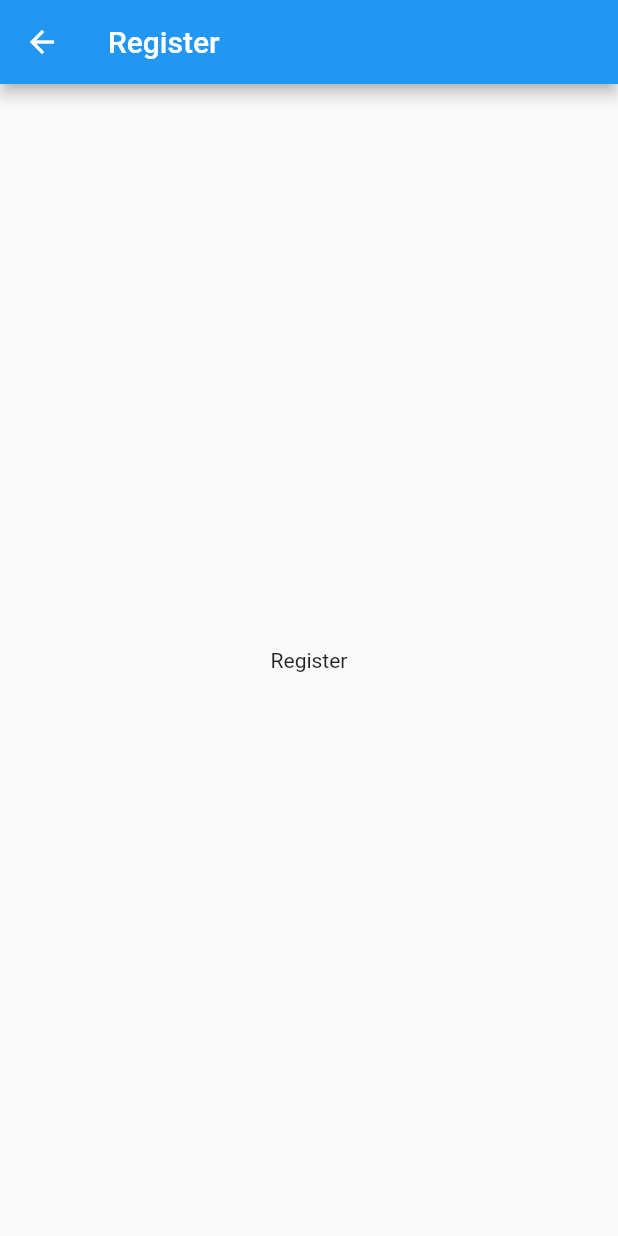
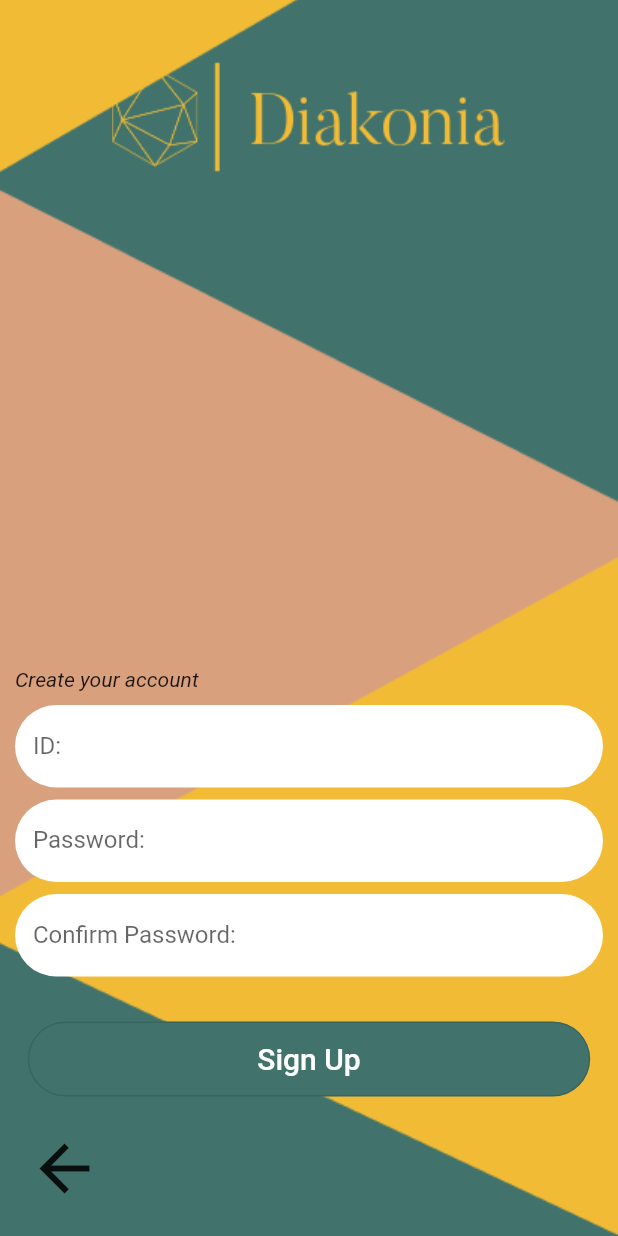
Before and after one commit to Brayan5892/FlutterApp_Diakonia, a Flutter app: the screen it shows after launch, after a tap on "Create account", on a phone screen of 412 x 824 dp. Run offline on Flutter 3.47's test engine with Material 2 defaults, Android fonts, the phone set to English and light mode, and no system bars.

Commit message:
Register

```diff
--- a/lib/pages/register.dart
+++ b/lib/pages/register.dart
@@ -1,14 +1,150 @@
 import 'package:flutter/material.dart';
 
 
-class Register extends StatelessWidget {
+class Register extends StatefulWidget {
+  @override
+  _RegisterState createState() => _RegisterState();
+}
+
+class _RegisterState extends State<Register> {
+
+  String id;
+  String password;
+  String confirmPassword;
   @override
   Widget build(BuildContext context) {
-    return Scaffold(
-      appBar: AppBar(
-        title: Text("Register")
+   return MaterialApp(
+      title: 'Material App',
+      home: Scaffold(
+
+        body: Container(
+          decoration: BoxDecoration(
+          image: DecorationImage(
+            image: AssetImage("assets/images/fondoRegister.png"),
+            fit: BoxFit.cover,
+          ),
+        ),
+          child: Padding(
+            padding: const EdgeInsets.all(10.0),
+            child: Form(
+             child: Column(
+               mainAxisAlignment: MainAxisAlignment.start,
+
+               children: <Widget>[
+                 Container(
+                   margin: EdgeInsets.only(top:30),
+                  child: Image.asset("assets/images/logoAmarillo.png"),
+                  ),
+               Spacer(),
+                 Row(
+                   mainAxisAlignment: MainAxisAlignment.start,
+                   children: [
+                     Container(
+                        margin: EdgeInsets.only(bottom:9.0),
+                         child:  Text('Create your account',
+                         style: TextStyle(fontStyle: FontStyle.italic),
+
+                         ),
+                     ),
+                   ],
+                 ),
+
+                 Container(
+                     height: 55,
+                     child: TextField(
+                   //Mostrara teclado numérico
+
+                       decoration: InputDecoration(
+                          fillColor: Colors.white, filled: true,
+                         labelText: "ID:",
+                         border: OutlineInputBorder(borderRadius: const BorderRadius.all(
+                           const Radius.circular(30.0),
+                         ),
+                         borderSide: BorderSide(
+                               width: 0,
+                               style: BorderStyle.none,
+                         ),
+                         )
+                         ),
+                       )
+                     ),
+                     Container(
+                       height: 55,
+                       margin: EdgeInsets.only(top:8.0),
+                       child: TextField(
+
+                       decoration: InputDecoration(
+                         fillColor: Colors.white, filled: true,
+                         labelText: "Password:",
+                         border: OutlineInputBorder(borderRadius: const BorderRadius.all(
+                           const Radius.circular(30.0)
+                         ),
+                          borderSide: BorderSide(
+                               width: 0,
+                               style: BorderStyle.none,
+                         ),
+                         )
+                         ),
+                       )
+                     ),
+                      Container(
+                       height: 55,
+                       margin: EdgeInsets.only(top:8.0),
+                       child: TextField(
+                       textInputAction: TextInputAction.send,
+                       decoration: InputDecoration(
+                         fillColor: Colors.white, filled: true,
+                         labelText: "Confirm Password:",
+                         border: OutlineInputBorder(borderRadius: const BorderRadius.all(
+                           const Radius.circular(30.0)
+                         ),
+                          borderSide: BorderSide(
+                               width: 0,
+                               style: BorderStyle.none,
+                         ),
+                         )
+                         ),
+                       )
+                     ),
+                     Container(
+                       height: 50,
+                       width: 375,
+                       margin: EdgeInsets.only(top:30.0),
+                       child: OutlinedButton(
+                         onPressed: null,
+                         child: Text(
+                           "Sign Up",
+                           style: TextStyle(color: Colors.white,
+                           fontSize:20),
+                         ),
+                         style: OutlinedButton.styleFrom(
+                           shape:RoundedRectangleBorder(borderRadius: BorderRadius.circular(30.0)),
+                           backgroundColor: Color(int.parse("#41736C".replaceAll('#', '0xff')))
+
+                         ),
+                         ),
+                     ),
+
+                     Row(
+                       mainAxisAlignment: MainAxisAlignment.start,
+                       children: [
+                         Container(
+                           margin:EdgeInsets.only(bottom:20, top:15),
+                           child: IconButton(
+                             icon:Icon(Icons.arrow_back, size:50,),
+                             onPressed: (){
+                               Navigator.of(context).pushNamed("/");
+                             },
+                           ),
+                         ),
+                       ],
+                     ),
+               ],
+               ),
+              ),
+          ),
+        )
       ),
-      body:Center(child: Text("Register"),)
     );
   }
 }
--- a/pubspec.yaml
+++ b/pubspec.yaml
@@ -47,7 +47,9 @@ flutter:
   # To add assets to your application, add an assets section, like this:
   assets:
   - assets/images/logo.png
+  - assets/images/logoAmarillo.png
   - assets/images/fondoLogin.png
+  - assets/images/fondoRegister.png
 
   # An image asset can refer to one or more resolution-specific "variants", see
   # https://flutter.dev/assets-and-images/#resolution-aware.
```
Also changed, not shown: assets/images/fondoRegister.png (added), assets/images/logoAmarillo.png (added), 1 other file.
